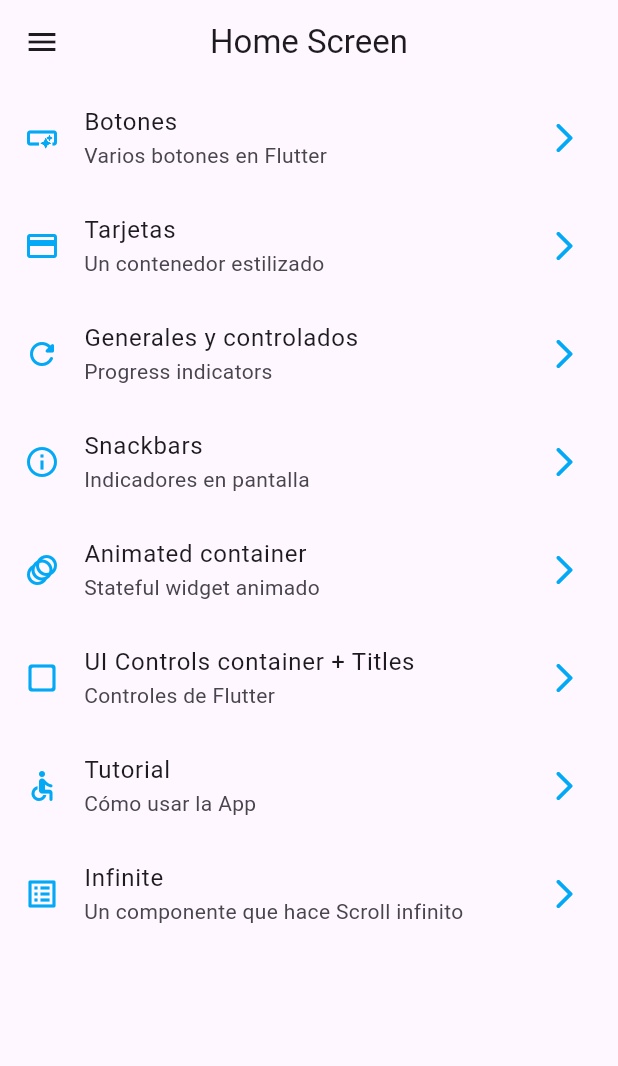
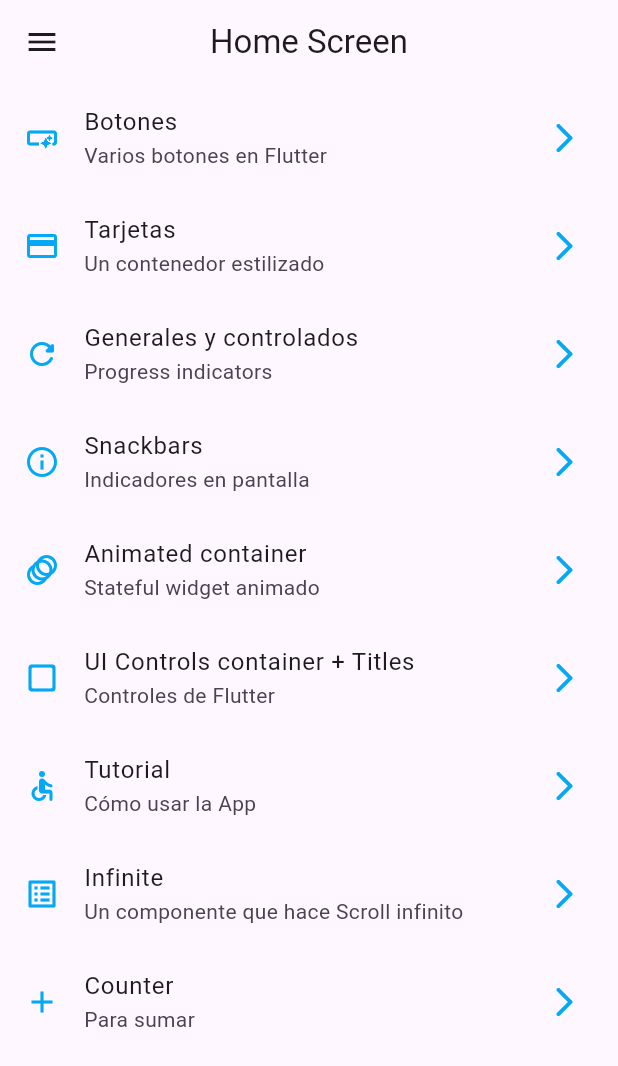
Before and after one commit to Alfred024/widgets, a Flutter app: the screen it shows after launch, on a phone screen of 412 x 824 dp. Shown: the top 1066 px of the screen. Run offline on Flutter 3.47's test engine with Material 2 defaults, Android fonts, the phone set to English and light mode, and no system bars; our stand-ins replace animate_do, go_router.

Commit message:
Counter screen created and added to routes

```diff
--- a/lib/config/menu/menu_items.dart
+++ b/lib/config/menu/menu_items.dart
@@ -54,4 +54,9 @@ const appMenuItems = <MenuItem>[
       subTitle: 'Un componente que hace Scroll infinito',
       link: '/infinite',
       icon: Icons.list_alt),
+  MenuItem(
+      title: 'Counter',
+      subTitle: 'Para sumar',
+      link: '/counter',
+      icon: Icons.add),
 ];
--- a/lib/config/router/app_router.dart
+++ b/lib/config/router/app_router.dart
@@ -1,4 +1,5 @@
 import 'package:go_router/go_router.dart';
+import 'package:widgets/presentation/screens/counter/counter_screen.dart';
 import 'package:widgets/presentation/screens/screens_exports.dart';
 
 final appRouter = GoRouter(initialLocation: '/', routes: [
@@ -47,4 +48,9 @@ final appRouter = GoRouter(initialLocation: '/', routes: [
     name: InfiniteScrollScreen.name,
     builder: (context, state) => const InfiniteScrollScreen(),
   ),
+  GoRoute(
+    path: '/counter',
+    name: CounterScreen.name,
+    builder: (context, state) => const CounterScreen(),
+  ),
 ]);
--- /dev/null
+++ b/lib/presentation/screens/counter/counter_screen.dart
@@ -0,0 +1,33 @@
+import 'package:flutter/material.dart';
+
+class CounterScreen extends StatefulWidget {
+  static const name = 'counter_screen';
+  const CounterScreen({super.key});
+
+  @override
+  State<CounterScreen> createState() => _CounterScreenState();
+}
+
+class _CounterScreenState extends State<CounterScreen> {
+  int counter = 0;
+
+  @override
+  Widget build(BuildContext context) {
+    return Scaffold(
+      appBar: AppBar(
+        title: const Text('Counter Screen'),
+      ),
+      body: Center(
+        child: Text('Contador: $counter'),
+      ),
+      floatingActionButton: FloatingActionButton(
+        child: const Icon(Icons.add),
+        onPressed: () {
+          setState(() {
+            counter++;
+          });
+        },
+      ),
+    );
+  }
+}
--- a/lib/presentation/screens/screens_exports.dart
+++ b/lib/presentation/screens/screens_exports.dart
@@ -1,3 +1,4 @@
+export 'package:widgets/presentation/screens/counter/counter_screen.dart';
 export 'package:widgets/presentation/screens/app_tutorial/app_tutorial_screen.dart';
 export 'package:widgets/presentation/screens/animated/animated_screens.dart';
 export 'package:widgets/presentation/screens/infinite_scroll/infinite_scroll.dart';
```
